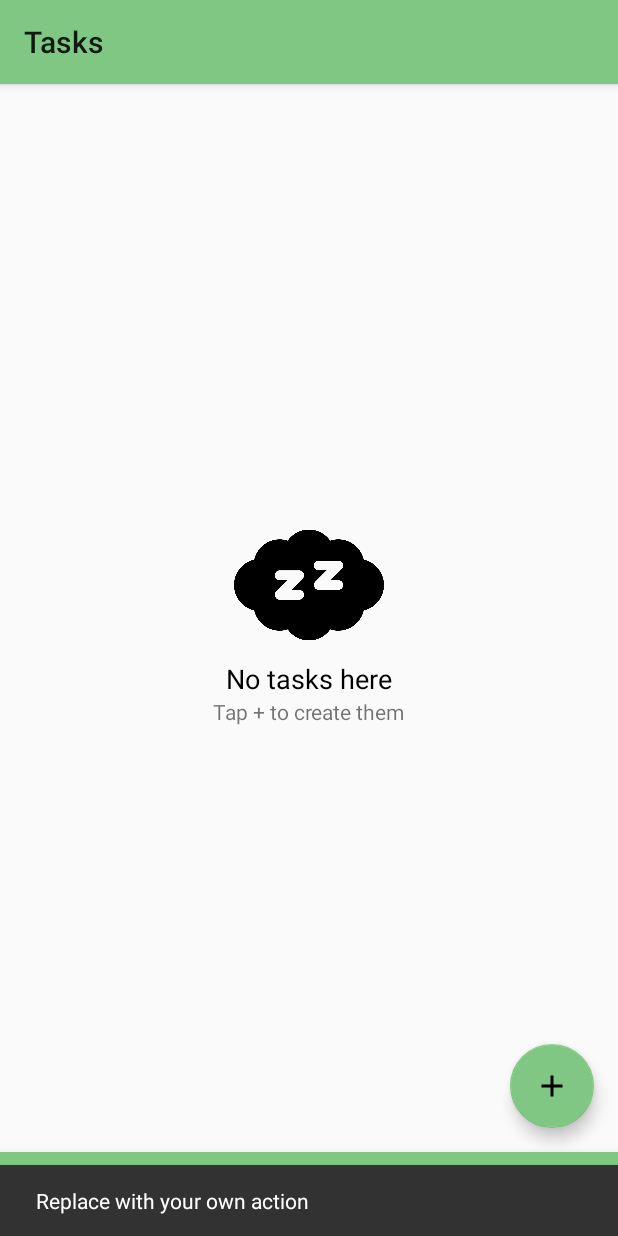
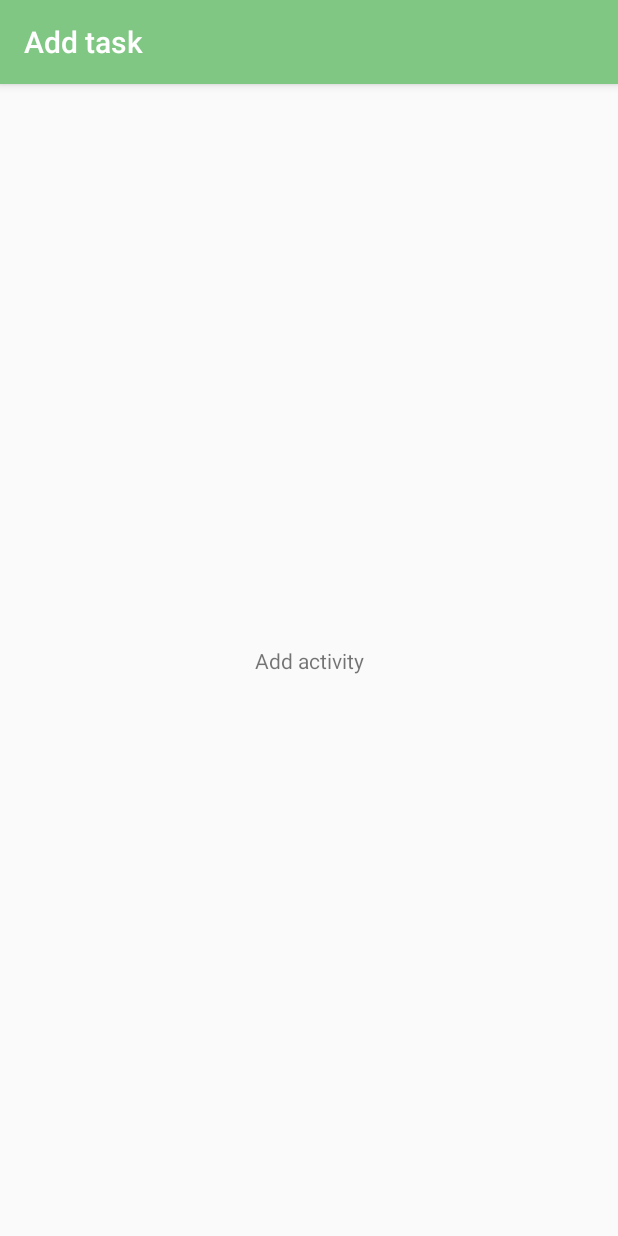
Before and after one commit to GreyImediary/LightTask, an Android app: the screen it shows after launch (MainActivity before the commit, AddActivity after it), after a tap on an icon or button, on a phone screen of 412 x 824 dp. Run offline under Robolectric (Android 15) with nearby library versions, the light colour scheme and no system bars; our stand-ins replace Room's generated code, navigation-ui; libraries missing offline, so code that uses them is left out: kotlinx.coroutines.experimental; 1 statement that could not run was skipped.

Commit message:
initial Add Activity

```diff
--- a/app/src/main/AndroidManifest.xml
+++ b/app/src/main/AndroidManifest.xml
@@ -15,10 +15,14 @@
             android:theme="@style/AppTheme.NoActionBar">
             <intent-filter>
                 <action android:name="android.intent.action.MAIN" />
+
                 <category android:name="android.intent.category.DEFAULT" />
                 <category android:name="android.intent.category.LAUNCHER" />
             </intent-filter>
         </activity>
+        <activity
+            android:name=".activities.AddActivity"
+            android:label="@string/title_activity_add" />
     </application>
 
 </manifest>
--- /dev/null
+++ b/app/src/main/java/com/skushnaryov/lighttask/lighttask/activities/AddActivity.kt
@@ -0,0 +1,12 @@
+package com.skushnaryov.lighttask.lighttask.activities
+
+import android.os.Bundle
+import androidx.appcompat.app.AppCompatActivity
+import com.skushnaryov.lighttask.lighttask.R
+
+class AddActivity : AppCompatActivity() {
+    override fun onCreate(savedInstanceState: Bundle?) {
+        super.onCreate(savedInstanceState)
+        setContentView(R.layout.activity_add)
+    }
+}
--- a/app/src/main/java/com/skushnaryov/lighttask/lighttask/activities/MainActivity.kt
+++ b/app/src/main/java/com/skushnaryov/lighttask/lighttask/activities/MainActivity.kt
@@ -4,9 +4,9 @@ import android.os.Bundle
 import androidx.appcompat.app.AppCompatActivity
 import androidx.navigation.findNavController
 import androidx.navigation.ui.NavigationUI
-import com.google.android.material.snackbar.Snackbar
 import com.skushnaryov.lighttask.lighttask.R
 import kotlinx.android.synthetic.main.activity_main.*
+import org.jetbrains.anko.startActivity
 
 class MainActivity : AppCompatActivity() {
 
@@ -19,9 +19,8 @@ class MainActivity : AppCompatActivity() {
         NavigationUI.setupWithNavController(nav_bottom, controller)
         NavigationUI.setupActionBarWithNavController(this, controller)
 
-        fab.setOnClickListener { view ->
-            Snackbar.make(view, "Replace with your own action", Snackbar.LENGTH_LONG)
-                    .setAction("Action", null).show()
+        fab.setOnClickListener {
+            startActivity<AddActivity>()
         }
 
     }
--- /dev/null
+++ b/app/src/main/res/layout/activity_add.xml
@@ -0,0 +1,16 @@
+<?xml version="1.0" encoding="utf-8"?>
+<androidx.constraintlayout.widget.ConstraintLayout xmlns:android="http://schemas.android.com/apk/res/android"
+    xmlns:app="http://schemas.android.com/apk/res-auto"
+    android:layout_width="match_parent"
+    android:layout_height="match_parent">
+
+    <TextView
+        android:layout_width="wrap_content"
+        android:layout_height="wrap_content"
+        android:text="Add activity"
+        app:layout_constraintBottom_toBottomOf="parent"
+        app:layout_constraintEnd_toEndOf="parent"
+        app:layout_constraintStart_toStartOf="parent"
+        app:layout_constraintTop_toTopOf="parent" />
+
+</androidx.constraintlayout.widget.ConstraintLayout>
--- a/app/src/main/res/values/strings.xml
+++ b/app/src/main/res/values/strings.xml
@@ -1,6 +1,7 @@
 <resources>
     <string name="app_name">LightTask</string>
     <string name="title_activity_main">MainActivity</string>
+    <string name="title_activity_add">Add task</string>
     <string name="appBar_scrolling_view_behavior" translatable="false">com.google.android.material.appbar.AppBarLayout$ScrollingViewBehavior</string>
     <string name="tasks">Tasks</string>
     <string name="schedule">Schedules</string>
```
